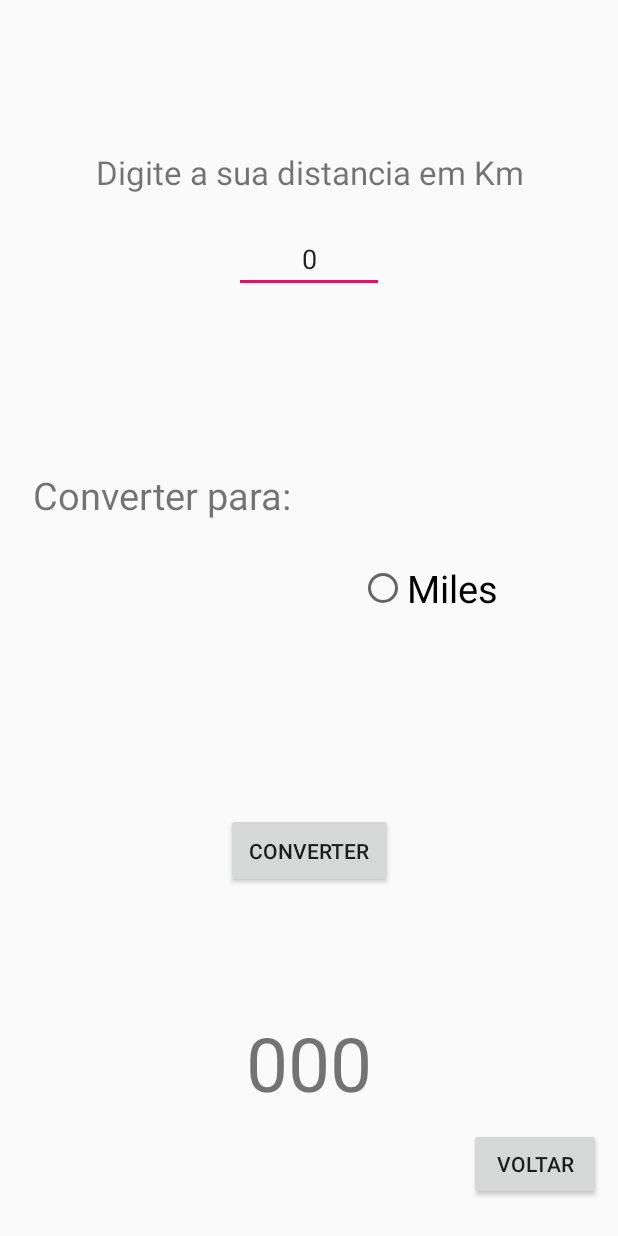
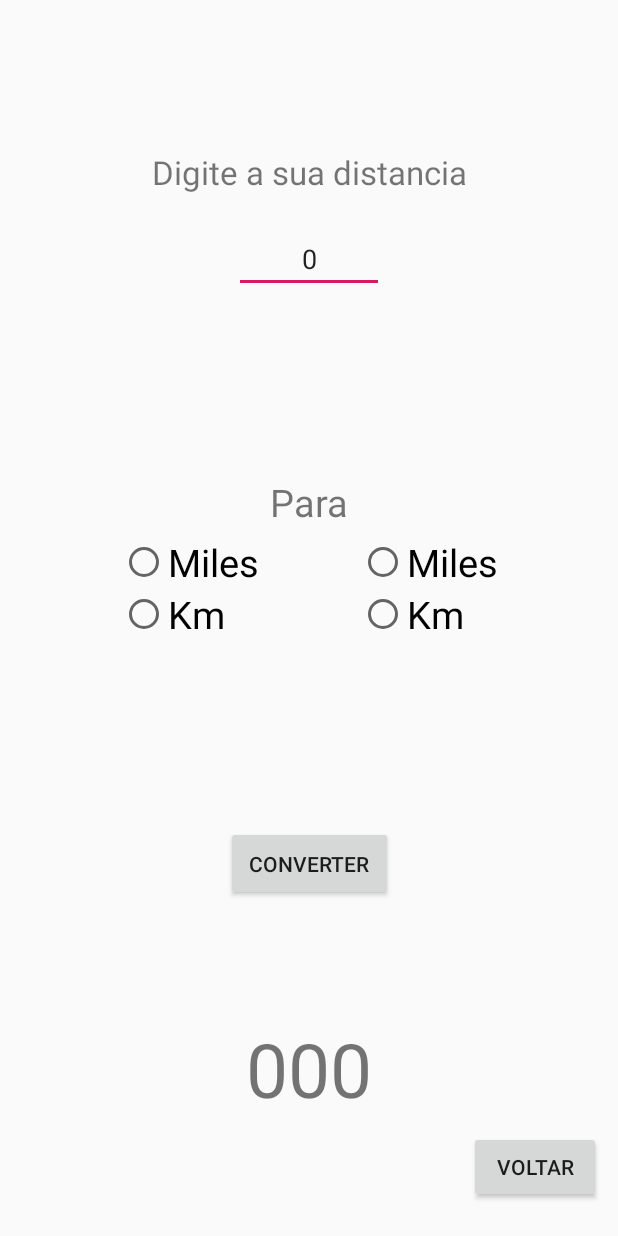
Before and after one commit to HenriqueFQuick/Projeto-AndroidStudio----Conversao, an Android app: the Distancia screen opened directly, with no data from a screen before it, after a tap on "CONVERTER", on a phone screen of 412 x 824 dp. Run offline under Robolectric (Android 15) with nearby library versions, the phone set to English and light mode, and no system bars.

Commit message:
Adicionadas opcoes de via dupla em  Distancia (real)

```diff
--- a/app/src/main/java/com/example/conversao_temperaturas/Altura.kt
+++ b/app/src/main/java/com/example/conversao_temperaturas/Altura.kt
@@ -76,7 +76,7 @@ class Altura : AppCompatActivity(), View.OnClickListener {
             }
             2 -> { //Cm
                 when(tmp2){
-                    1 -> (temp!! / 30.48).toString() //m para Foot
+                    1 -> (temp!! / 30.48).toString() //cm para foot
                     2 -> temp.toString()             //cm para cm
                     else -> {
                         Toast.makeText(this, "Selecione uma opcao", Toast.LENGTH_LONG).show()
--- a/app/src/main/java/com/example/conversao_temperaturas/Distancia.kt
+++ b/app/src/main/java/com/example/conversao_temperaturas/Distancia.kt
@@ -12,17 +12,35 @@ import kotlinx.android.synthetic.main.activity_peso.*
 
 class Distancia : AppCompatActivity(), View.OnClickListener {
 
-    private var tmp : Int = 0
+    private var tmp1 : Int = 0
+    private var tmp2 : Int = 0
+
     override fun onCreate(savedInstanceState: Bundle?) {
         super.onCreate(savedInstanceState)
         setContentView(R.layout.activity_distancia)
 
-        //verifica constantemente se o radiogroup foi alterado
-        radioGroup_Distancia.setOnCheckedChangeListener { _ , checkedId ->
+        //verifica constantemente se o radiogroup1 foi alterado
+        radioGroup_Distancia1.setOnCheckedChangeListener { _ , checkedId ->
             val radio: RadioButton = findViewById(checkedId)
             //calculo da distancia para cada opcao apresentada
-            tmp = when (radio.id) {
-                R.id.op_miles -> 1 //Convertendo a partir de miles
+            tmp1 = when (radio.id) {
+                R.id.op_miles1 -> 1 //Convertendo a partir de miles
+                R.id.op_Kg1 -> 2    //Convertendo a partir de Km
+                else -> {
+                    //Evitando erros ( improvavel de cair aqui)
+                    Toast.makeText(this, "Opcao Invalida", Toast.LENGTH_SHORT).show()
+                    0
+                }
+            }
+        }
+
+        //verifica constantemente se o radiogroup2 foi alterado
+        radioGroup_Distancia2.setOnCheckedChangeListener { _ , checkedId ->
+            val radio: RadioButton = findViewById(checkedId)
+            //calculo da distancia para cada opcao apresentada
+            tmp2 = when (radio.id) {
+                R.id.op_miles2 -> 1 //Convertendo para miles
+                R.id.op_Kg2 -> 2    //Convertendo para Km
                 else -> {
                     //Evitando erros ( improvavel de cair aqui)
                     Toast.makeText(this, "Opcao Invalida", Toast.LENGTH_SHORT).show()
@@ -47,8 +65,27 @@ class Distancia : AppCompatActivity(), View.OnClickListener {
         }
         var result : String = ""
 
-        result = when (tmp) {
-            1 -> (temp!! / 1.609).toString()             //Convertendo para Miles
+        result = when (tmp1) {
+            1 -> { //Miles
+                when(tmp2){
+                    1 -> temp.toString()             //Miles para Miles
+                    2 -> (temp!! * 1.609).toString() //Miles para Km
+                    else -> {
+                        Toast.makeText(this, "Selecione uma opcao", Toast.LENGTH_LONG).show()
+                        "0" //Se nao foi selecionada uma medida para conversao
+                    }
+                }
+            }
+            2 -> { //Km
+                when(tmp2){
+                    1 -> (temp!! / 1.609).toString() //Km para Miles
+                    2 -> temp.toString()             //Km para Km
+                    else -> {
+                        Toast.makeText(this, "Selecione uma opcao", Toast.LENGTH_LONG).show()
+                        "0" //Se nao foi selecionada uma medida para conversao
+                    }
+                }
+            }
             else -> {
                 //Se nao foi selecionada nenhuma opcao no RadioGroup
                 if(v?.id == R.id.btn_Converter_Distancia) {
--- a/app/src/main/res/layout/activity_distancia.xml
+++ b/app/src/main/res/layout/activity_distancia.xml
@@ -13,7 +13,7 @@
               app:layout_constraintRight_toRightOf="parent"
               app:layout_constraintTop_toTopOf="parent"
               android:layout_marginTop="100dp"
-              android:text="Digite a sua distancia em Km"
+              android:text="Digite a sua distancia"
               android:textAlignment="center"
               android:textSize="22sp"/>
 
@@ -32,12 +32,38 @@
               android:layout_height="wrap_content"
               app:layout_constraintTop_toBottomOf="@id/edt_Distancia"
               app:layout_constraintBottom_toBottomOf="parent"
-              app:layout_constraintLeft_toLeftOf="parent"
-              app:layout_constraintRight_toLeftOf="@+id/radioGroup_Temperatura"
-              android:layout_marginBottom="360dp"
-              android:layout_marginLeft="22dp"
-              android:text="Converter para:"
+              app:layout_constraintLeft_toRightOf="@id/radioGroup_Distancia1"
+              app:layout_constraintRight_toLeftOf="@+id/radioGroup_Distancia2"
+              android:layout_marginBottom="350dp"
+              android:text="Para"
               android:textSize="25sp"/>
+
+    <RadioGroup
+            android:layout_width="wrap_content"
+            android:layout_height="wrap_content"
+            app:layout_constraintStart_toStartOf="parent"
+            app:layout_constraintTop_toTopOf="parent"
+            app:layout_constraintBottom_toBottomOf="parent"
+            android:layout_marginLeft="80dp"
+            android:layout_marginBottom="40dp"
+            android:id="@+id/radioGroup_Distancia1">
+
+        <RadioButton android:layout_width="wrap_content"
+                     android:layout_height="wrap_content"
+                     android:checked="false"
+                     android:id="@+id/op_miles1"
+                     android:text="Miles"
+                     android:textSize="25sp"/>
+
+        <RadioButton android:layout_width="wrap_content"
+                     android:layout_height="wrap_content"
+                     android:checked="false"
+                     android:id="@+id/op_Km1"
+                     android:text="Km"
+                     android:textSize="25sp"/>
+
+
+    </RadioGroup>
 
     <RadioGroup
             android:layout_width="wrap_content"
@@ -47,13 +73,20 @@
             app:layout_constraintBottom_toBottomOf="parent"
             android:layout_marginRight="80dp"
             android:layout_marginBottom="40dp"
-            android:id="@+id/radioGroup_Distancia">
+            android:id="@+id/radioGroup_Distancia2">
 
         <RadioButton android:layout_width="wrap_content"
                      android:layout_height="wrap_content"
                      android:checked="false"
-                     android:id="@+id/op_miles"
+                     android:id="@+id/op_miles2"
                      android:text="Miles"
+                     android:textSize="25sp"/>
+
+        <RadioButton android:layout_width="wrap_content"
+                     android:layout_height="wrap_content"
+                     android:checked="false"
+                     android:id="@+id/op_Km2"
+                     android:text="Km"
                      android:textSize="25sp"/>
 
 
@@ -65,7 +98,7 @@
             app:layout_constraintLeft_toLeftOf="parent"
             app:layout_constraintRight_toRightOf="parent"
             app:layout_constraintBottom_toBottomOf="parent"
-            app:layout_constraintTop_toBottomOf="@id/radioGroup_Distancia"
+            app:layout_constraintTop_toBottomOf="@id/radioGroup_Distancia2"
             android:text="Converter"
             android:padding="15dp"
             android:layout_marginBottom="100dp"/>
@@ -85,7 +118,7 @@
             android:layout_width="wrap_content"
             android:layout_height="wrap_content"
             app:layout_constraintLeft_toRightOf="@id/txt_Resultado_Distancia"
-            app:layout_constraintTop_toBottomOf="@id/radioGroup_Distancia"
+            app:layout_constraintTop_toBottomOf="@id/radioGroup_Distancia2"
             app:layout_constraintRight_toRightOf="parent"
             app:layout_constraintBottom_toBottomOf="parent"
             android:layout_marginTop="150dp"
```
Also changed, not shown: 1 other file.
